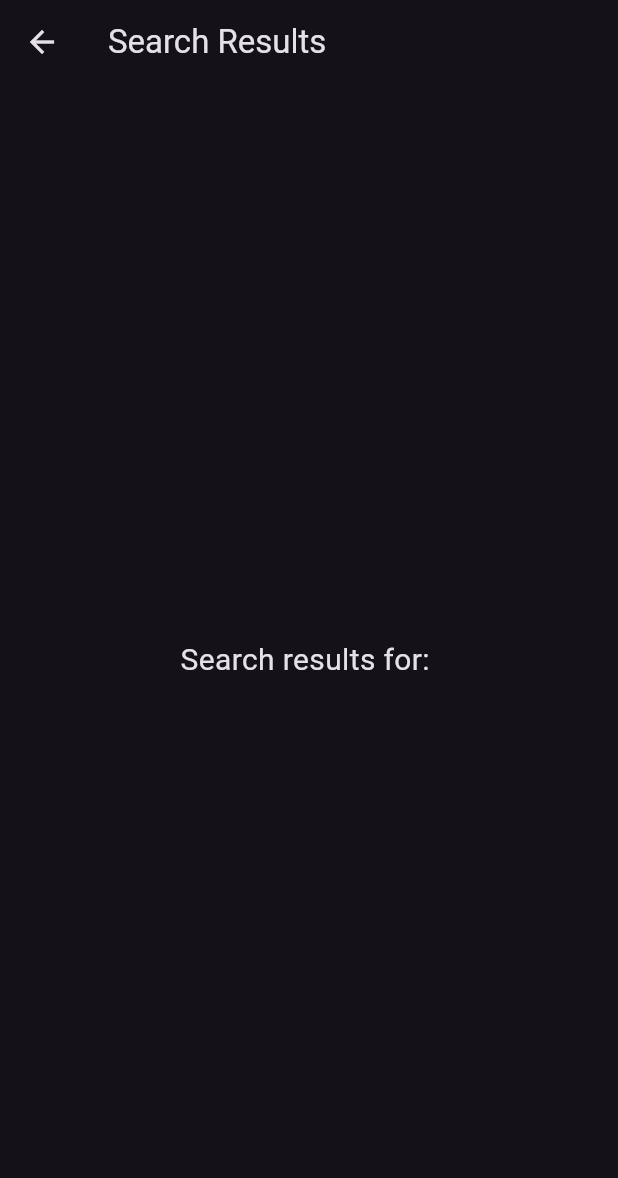
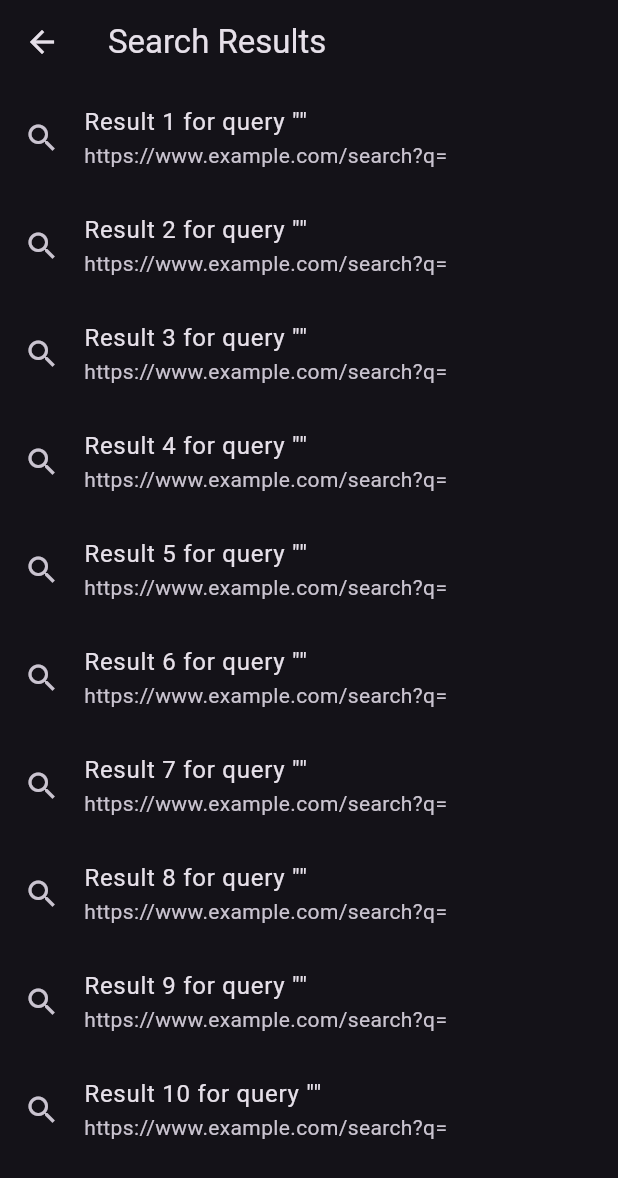
Before and after one commit to satyasolves/google_app, a Flutter app: the SearchResultsPage screen opened directly with empty values, on a phone screen of 412 x 824 dp. Shown: the top 1178 px of the screen. Run offline on Flutter 3.47's test engine with Material 3 defaults, Android fonts, the phone set to English and light mode, and no system bars.

Commit message:
modified SearchResultsPage.dart to show search results

```diff
--- a/lib/SearchResultsPage.dart
+++ b/lib/SearchResultsPage.dart
@@ -3,14 +3,29 @@ import 'package:flutter/material.dart';
 class SearchResultsPage extends StatelessWidget {
   final String query;
 
-  const SearchResultsPage({required this.query});
+  const SearchResultsPage({Key? key, required this.query}) : super(key: key);
 
   @override
   Widget build(BuildContext context) {
+    // Mock search results data
+    final List<String> mockResults = List.generate(
+      10,
+          (index) => 'Result ${index + 1} for query "$query"',
+    );
+
     return Scaffold(
-      appBar: AppBar(title: Text('Search Results')),
-      body: Center(
-        child: Text('Search results for: $query', style: TextStyle(fontSize: 20)),
+      appBar: AppBar(
+        title: Text('Search Results'),
+      ),
+      body: ListView.builder(
+        itemCount: mockResults.length,
+        itemBuilder: (BuildContext context, int index) {
+          return ListTile(
+            leading: Icon(Icons.search),
+            title: Text(mockResults[index]),
+            subtitle: Text('https://www.example.com/search?q=${Uri.encodeComponent(query)}'),
+          );
+        },
       ),
     );
   }
```
